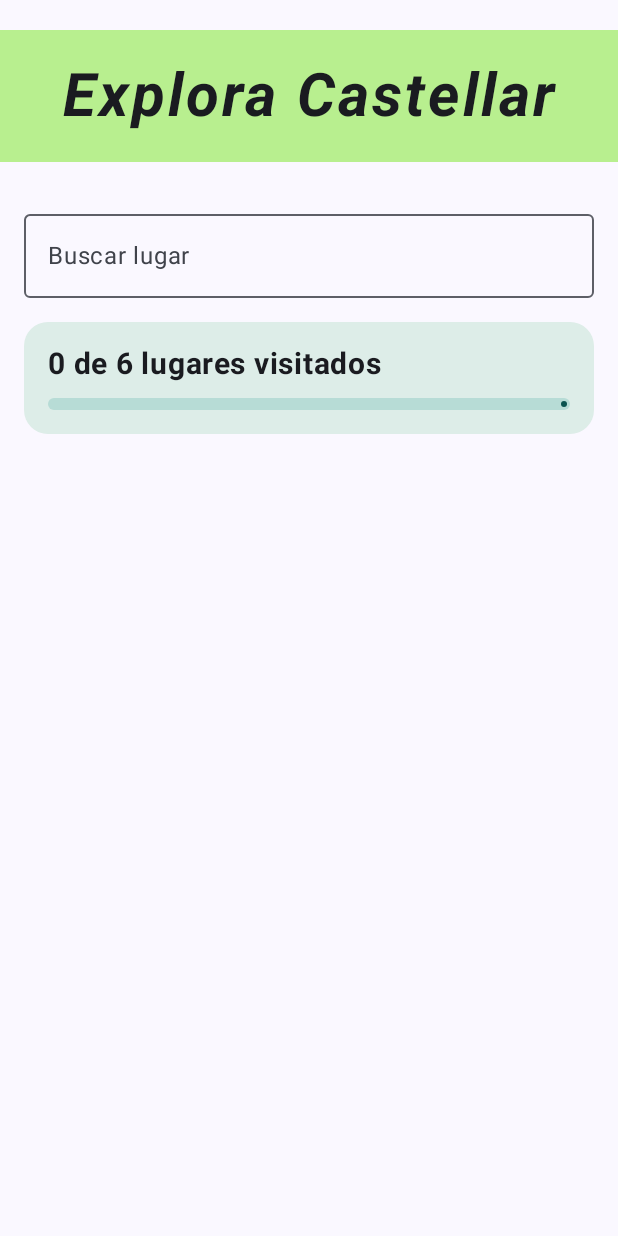
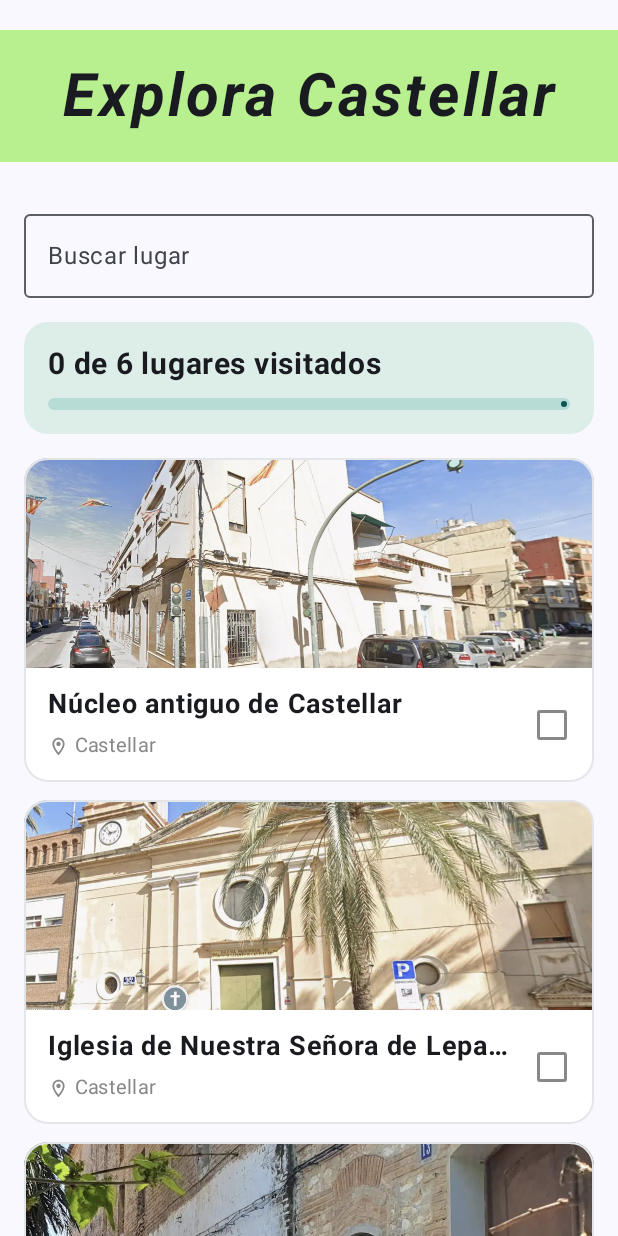
Before and after one commit to VoidVictor/ExploraCastellar, an Android app built with Jetpack Compose: the screen it shows after launch (MainActivity), on a phone screen of 412 x 824 dp. Run offline under Robolectric (Android 15) with nearby library versions, the phone set to English and light mode, and no system bars.

Commit message:
Tarjetas hechas con checkbox. Imagenes convertidas a webP.

```diff
--- a/app/build.gradle.kts
+++ b/app/build.gradle.kts
@@ -51,4 +51,5 @@ dependencies {
     androidTestImplementation(libs.androidx.junit)
     debugImplementation(libs.androidx.compose.ui.test.manifest)
     debugImplementation(libs.androidx.compose.ui.tooling)
+    implementation("androidx.compose.material:material-icons-extended")
 }
--- a/app/src/main/java/com/victorbustos/exploracastellar/MainActivity.kt
+++ b/app/src/main/java/com/victorbustos/exploracastellar/MainActivity.kt
@@ -4,16 +4,26 @@ import android.os.Bundle
 import androidx.activity.ComponentActivity
 import androidx.activity.compose.setContent
 import androidx.activity.enableEdgeToEdge
+import androidx.compose.foundation.BorderStroke
+import androidx.compose.foundation.Image
 import androidx.compose.foundation.background
 import androidx.compose.foundation.layout.Arrangement
+import androidx.compose.foundation.layout.Box
 import androidx.compose.foundation.layout.Column
+import androidx.compose.foundation.layout.PaddingValues
 import androidx.compose.foundation.layout.Row
 import androidx.compose.foundation.layout.Spacer
 import androidx.compose.foundation.layout.fillMaxSize
 import androidx.compose.foundation.layout.fillMaxWidth
 import androidx.compose.foundation.layout.height
 import androidx.compose.foundation.layout.padding
+import androidx.compose.foundation.layout.size
+import androidx.compose.foundation.layout.width
+import androidx.compose.foundation.lazy.LazyColumn
 import androidx.compose.foundation.shape.RoundedCornerShape
+import androidx.compose.material3.Card
+import androidx.compose.material3.CardDefaults
+import androidx.compose.material3.Icon
 import androidx.compose.material3.LinearProgressIndicator
 import androidx.compose.material3.OutlinedTextField
 import androidx.compose.material3.Scaffold
@@ -22,15 +32,29 @@ import androidx.compose.runtime.Composable
 import androidx.compose.runtime.getValue
 import androidx.compose.runtime.mutableStateOf
 import androidx.compose.runtime.saveable.rememberSaveable
+import androidx.compose.runtime.remember
 import androidx.compose.runtime.setValue
+import androidx.compose.ui.Alignment
 import androidx.compose.ui.Modifier
 import androidx.compose.ui.graphics.Color
 import androidx.compose.ui.graphics.StrokeCap
+import androidx.compose.ui.layout.ContentScale
 import androidx.compose.ui.res.colorResource
+import androidx.compose.ui.res.painterResource
 import androidx.compose.ui.text.font.FontStyle
 import androidx.compose.ui.text.font.FontWeight
+import androidx.compose.ui.text.style.TextOverflow
 import androidx.compose.ui.unit.dp
 import androidx.compose.ui.unit.sp
+import androidx.compose.foundation.lazy.items
+import androidx.compose.material.icons.Icons
+import androidx.compose.material.icons.filled.Check
+import androidx.compose.material.icons.outlined.LocationOn
+import androidx.compose.material3.Checkbox
+import androidx.compose.material3.CheckboxDefaults
+import androidx.compose.ui.platform.LocalContext
+import androidx.compose.ui.res.stringResource
+import com.victorbustos.exploracastellar.data.model.Lugar
 import com.victorbustos.exploracastellar.data.DatosEjemplo
 import com.victorbustos.exploracastellar.ui.theme.ExploraCastellarTheme
 
@@ -51,9 +75,14 @@ class MainActivity : ComponentActivity() {
 @Composable
 fun PantallaPrincipal(modifier: Modifier = Modifier) {
     var busqueda by rememberSaveable() { mutableStateOf("") }
-    var lugares by rememberSaveable() { mutableStateOf(DatosEjemplo.lugares) }
+    var lugares by remember() { mutableStateOf(DatosEjemplo.lugares) }
     val visitados = lugares.count { it.visitado }
     val total = lugares.size
+    val context = LocalContext.current
+    val lugaresFiltrados = lugares.filter {
+        stringResource(it.nombre).contains(busqueda, ignoreCase = true) ||
+                stringResource(it.zona).contains(busqueda, ignoreCase = true)
+    }
     Column(
         Modifier
             .fillMaxSize()
@@ -110,6 +139,108 @@ fun PantallaPrincipal(modifier: Modifier = Modifier) {
 
             )
         }
+        LazyColumn(
+            modifier = Modifier
+                .fillMaxWidth()
+                .weight(1f),
+            contentPadding = PaddingValues(16.dp),
+            verticalArrangement = Arrangement.spacedBy(12.dp)
+        ) {
+            items(lugaresFiltrados, key = { it.id }) { lugar ->
+                TarjetaLugar(
+                    lugar = lugar,
+                    onVisitadoChange = { marcado ->
+                        lugares = lugares.map {
+                            if (it.id == lugar.id) it.copy(visitado = marcado) else it
+                        }
+                    }
+                )
+            }
+        }
     }
+}
+@Composable
+fun TarjetaLugar(lugar: Lugar, onVisitadoChange: (Boolean) -> Unit) {
+    val altoFoto = 140.dp
+    val altoInsignia = 24.dp
 
+    Card(
+        modifier = Modifier.fillMaxWidth(),
+        shape = RoundedCornerShape(16.dp),
+        colors = CardDefaults.cardColors(containerColor = Color.White),
+        border = BorderStroke(1.dp, Color(0xFFE3E6E8))
+    ) {
+        Box {
+            Column {
+                Image(
+                    painter = painterResource(lugar.imagen),
+                    contentDescription = stringResource(lugar.nombre),
+                    contentScale = ContentScale.Crop,
+                    modifier = Modifier
+                        .fillMaxWidth()
+                        .height(altoFoto)
+                )
+
+                Row(
+                    Modifier.padding(start = 16.dp, top = 12.dp, bottom = 12.dp, end = 4.dp),
+                    verticalAlignment = Alignment.CenterVertically
+                ) {
+                    Column(Modifier.weight(1f)) {
+                        Text(
+                            stringResource(lugar.nombre),
+                            fontSize = 18.sp,
+                            fontWeight = FontWeight.Bold,
+                            maxLines = 1,
+                            overflow = TextOverflow.Ellipsis
+                        )
+                        Spacer(Modifier.height(4.dp))
+                        Row(verticalAlignment = Alignment.CenterVertically) {
+                            Icon(
+                                Icons.Outlined.LocationOn,
+                                contentDescription = null,
+                                tint = Color.Gray,
+                                modifier = Modifier.size(14.dp)
+                            )
+                            Spacer(Modifier.width(4.dp))
+                            Text(stringResource(lugar.zona), fontSize = 13.sp, color = Color.Gray)
+                        }
+                    }
+                    Checkbox(
+                        checked = lugar.visitado,
+                        onCheckedChange = onVisitadoChange,
+                        colors = CheckboxDefaults.colors(
+                            checkedColor = Color(0xFF0A5450),
+                            uncheckedColor = Color.Gray
+                        )
+                    )
+                }
+            }
+
+            if (lugar.visitado) {
+                Row(
+                    Modifier
+                        .align(Alignment.TopEnd)
+                        .padding(top = altoFoto - altoInsignia / 2, end = 10.dp)
+                        .height(altoInsignia)
+                        .background(Color(0xFF0A5450), RoundedCornerShape(50))
+                        .padding(horizontal = 10.dp),
+                    verticalAlignment = Alignment.CenterVertically
+                ) {
+                    Icon(
+                        Icons.Filled.Check,
+                        contentDescription = null,
+                        tint = Color.White,
+                        modifier = Modifier.size(14.dp)
+                    )
+                    Spacer(Modifier.width(4.dp))
+                    Text(
+                        "Visitado",
+                        color = Color.White,
+                        fontSize = 12.sp,
+                        fontWeight = FontWeight.SemiBold
+                    )
+                }
+            }
+        }
+    }
 }
```
Also changed, not shown: app/src/main/res/drawable/lugar_brosquil.webp (added), app/src/main/res/drawable/lugar_cami_tremolar.png (deleted), app/src/main/res/drawable/lugar_cami_tremolar.webp (added), app/src/main/res/drawable/lugar_castellar.webp (added), app/src/main/res/drawable/lugar_estany_pujol.webp (added), app/src/main/res/drawable/lugar_iglesia.webp (added), app/src/main/res/drawable/lugar_puerto_tremolar.webp (added), 5 other files.
